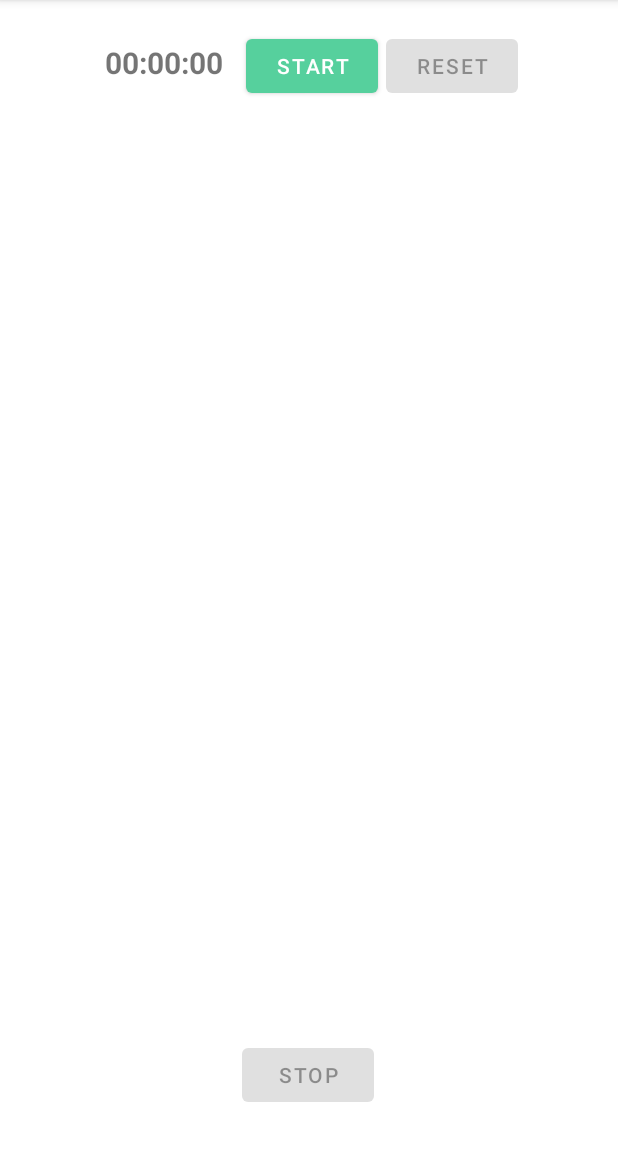
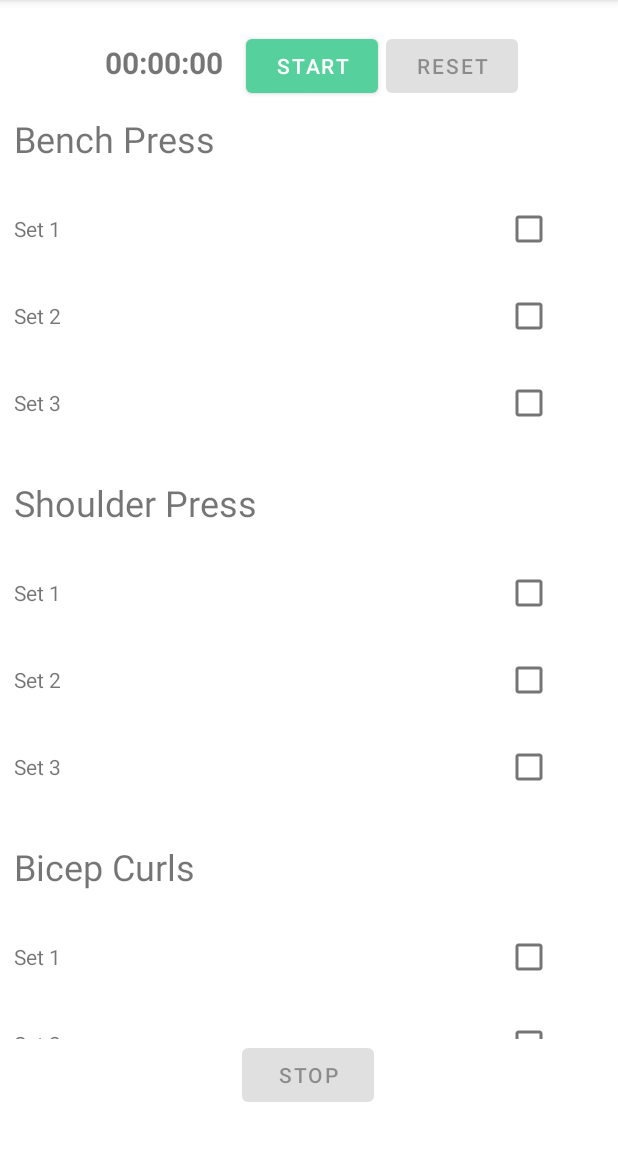
Before and after one commit to RCopJr/ece452-group2, an Android app: the fragment RecordTwo shown on its own in the app's theme, on a phone screen of 412 x 824 dp, the part 84-1236 px from its top. Run offline under Robolectric (Android 15) with nearby library versions, the phone set to English and light mode, and no system bars.

Commit message:
exercise files

```diff
--- /dev/null
+++ b/app/src/main/java/com/example/groupgains/ui/record/Exercise.kt
@@ -0,0 +1,6 @@
+package com.example.groupgains.ui.record
+
+//TODO: Add more data and move this data class eventually
+data class Exercise(
+        val title: String,
+)
--- /dev/null
+++ b/app/src/main/java/com/example/groupgains/ui/record/ExercisesAdapter.kt
@@ -0,0 +1,32 @@
+package com.example.groupgains.ui.record
+
+import android.view.LayoutInflater
+import android.view.View
+import android.view.ViewGroup
+import android.widget.TextView
+import androidx.recyclerview.widget.RecyclerView
+import com.example.groupgains.R
+
+class ExercisesAdapter(private val exerciseList : ArrayList<Exercise>) : RecyclerView.Adapter<ExercisesAdapter.MyViewHolder>() {
+    class MyViewHolder(itemView: View) : RecyclerView.ViewHolder(itemView) {
+        val exerciseTitle: TextView
+
+        init {
+            // Define click listener for the ViewHolder's View
+            exerciseTitle = itemView.findViewById(R.id.textView4)
+        }
+    }
+
+    override fun onCreateViewHolder(parent: ViewGroup, viewType: Int): MyViewHolder {
+        val view = LayoutInflater.from(parent.context).inflate(R.layout.exercise_item, parent, false)
+        return MyViewHolder(view)
+    }
+
+    override fun getItemCount(): Int {
+        return exerciseList.size
+    }
+
+    override fun onBindViewHolder(holder: MyViewHolder, position: Int) {
+        holder.exerciseTitle.text = exerciseList[position].title
+    }
+}
--- a/app/src/main/java/com/example/groupgains/ui/record/RecordTwo.kt
+++ b/app/src/main/java/com/example/groupgains/ui/record/RecordTwo.kt
@@ -7,6 +7,7 @@ import android.view.LayoutInflater
 import android.view.View
 import android.view.ViewGroup
 import androidx.fragment.app.Fragment
+import androidx.recyclerview.widget.LinearLayoutManager
 import com.example.groupgains.R
 import com.example.groupgains.databinding.Record2Binding
 
@@ -46,7 +47,6 @@ class RecordTwo: Fragment(R.layout.record_2) {
             handler.removeCallbacks(runnable)
             isRunning = false
             binding.start.isEnabled = true
-            binding.start.text = "Resume"
             binding.stop.isEnabled = false
             binding.reset.isEnabled = true
         }
@@ -71,6 +71,18 @@ class RecordTwo: Fragment(R.layout.record_2) {
         _binding = Record2Binding.inflate(inflater, container, false)
         val root: View = binding.root
 
+        val exerciseList = arrayListOf<Exercise>(
+                Exercise("Bench Press"),
+                Exercise("Shoulder Press"),
+                Exercise("Bicep Curls"),
+                Exercise("Lateral Raises")
+        )
+
+        val adapter = ExercisesAdapter(exerciseList)
+
+        binding.rvExercises.adapter = adapter
+        binding.rvExercises.layoutManager = LinearLayoutManager(this.context)
+
       //  val butt = binding.button22
 
         val rec3 = RecordThree()
@@ -80,6 +92,10 @@ class RecordTwo: Fragment(R.layout.record_2) {
         }
         binding.stop.setOnClickListener {
             stopTimer()
+            parentFragmentManager.beginTransaction().apply {
+                replace(R.id.frame, rec3)
+                commit()
+            }
         }
         binding.reset.setOnClickListener {
             resetTimer()
--- /dev/null
+++ b/app/src/main/res/layout/exercise_item.xml
@@ -0,0 +1,84 @@
+<?xml version="1.0" encoding="utf-8"?>
+<androidx.constraintlayout.widget.ConstraintLayout xmlns:android="http://schemas.android.com/apk/res/android"
+    xmlns:app="http://schemas.android.com/apk/res-auto"
+    xmlns:tools="http://schemas.android.com/tools"
+    android:layout_width="match_parent"
+    android:layout_height="wrap_content"
+    android:paddingStart="8dp"
+    android:paddingEnd="8dp"
+    android:paddingTop="8dp"
+    android:paddingBottom="8dp">
+
+    <TextView
+        android:id="@+id/textView4"
+        android:layout_width="wrap_content"
+        android:layout_height="wrap_content"
+        android:layout_marginBottom="20dp"
+        android:text="TextView"
+        android:textSize="24sp"
+        app:layout_constraintBottom_toTopOf="@+id/textView"
+        app:layout_constraintStart_toStartOf="parent"
+        app:layout_constraintTop_toTopOf="parent" />
+
+    <TextView
+        android:id="@+id/textView"
+        android:layout_width="0dp"
+        android:layout_height="48dp"
+        android:layout_marginBottom="10dp"
+        android:gravity="center_vertical"
+        android:text="Set 1"
+        app:layout_constraintBottom_toTopOf="@+id/textView2"
+        app:layout_constraintEnd_toStartOf="@+id/checkBox1"
+        app:layout_constraintStart_toStartOf="parent" />
+
+    <TextView
+        android:id="@+id/textView2"
+        android:layout_width="0dp"
+        android:layout_height="48dp"
+        android:layout_marginBottom="10dp"
+        android:gravity="center_vertical"
+        android:text="Set 2"
+        app:layout_constraintBottom_toTopOf="@+id/textView3"
+        app:layout_constraintEnd_toStartOf="@+id/checkBox3"
+        app:layout_constraintStart_toStartOf="parent" />
+
+    <TextView
+        android:id="@+id/textView3"
+        android:layout_width="0dp"
+        android:layout_height="48dp"
+        android:layout_marginBottom="10dp"
+        android:gravity="center_vertical"
+        android:text="Set 3"
+        app:layout_constraintBottom_toBottomOf="parent"
+        app:layout_constraintEnd_toStartOf="@+id/checkBox2"
+        app:layout_constraintStart_toStartOf="parent" />
+
+    <CheckBox
+        android:id="@+id/checkBox1"
+        android:layout_width="100dp"
+        android:layout_height="48dp"
+        android:layout_marginBottom="10dp"
+        android:text=""
+        app:layout_constraintBottom_toTopOf="@+id/checkBox3"
+        app:layout_constraintEnd_toEndOf="parent" />
+
+    <CheckBox
+        android:id="@+id/checkBox2"
+        android:layout_width="100dp"
+        android:layout_height="48dp"
+        android:layout_marginBottom="10dp"
+        android:text=""
+        app:layout_constraintBottom_toBottomOf="parent"
+        app:layout_constraintEnd_toEndOf="parent" />
+
+    <CheckBox
+        android:id="@+id/checkBox3"
+        android:layout_width="100dp"
+        android:layout_height="48dp"
+        android:layout_marginBottom="10dp"
+        android:text=""
+        app:layout_constraintBottom_toTopOf="@+id/checkBox2"
+        app:layout_constraintEnd_toEndOf="parent" />
+
+
+</androidx.constraintlayout.widget.ConstraintLayout>
```
